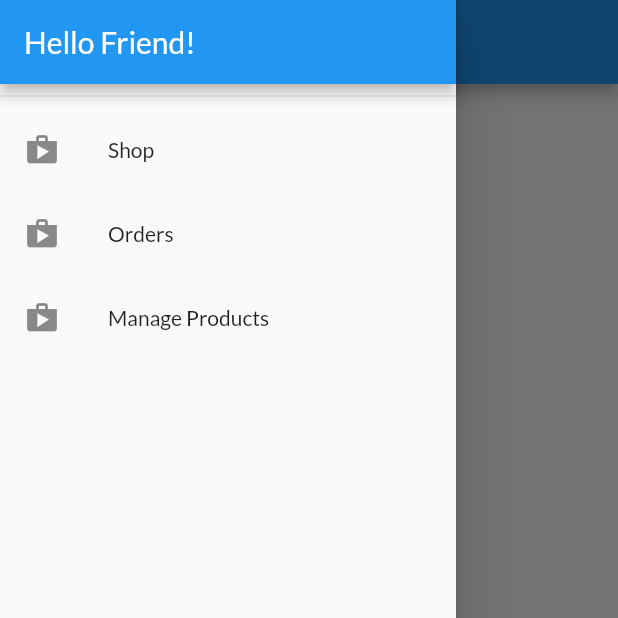
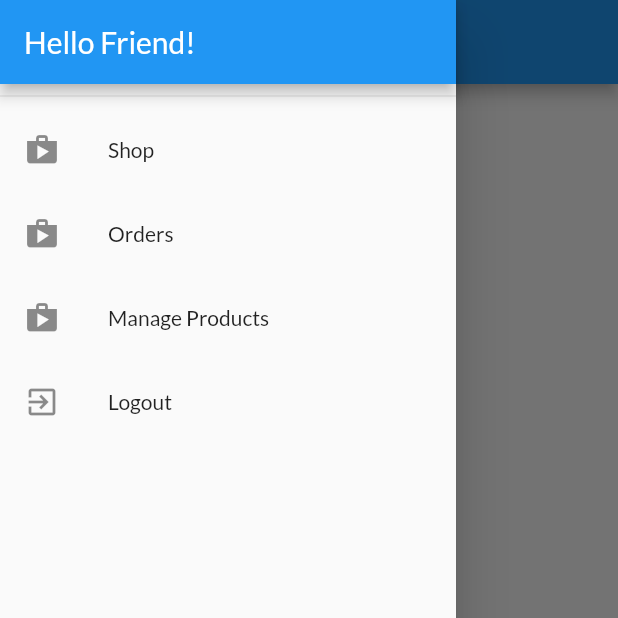
Before and after one commit to vinipachecov/learn-flutter-and-dart, a Flutter app: the OrdersScreen screen opened by its route, with the side drawer open, on a phone screen of 412 x 824 dp, the top half of it. Run offline on Flutter 3.47's test engine with Material 2 defaults, Android fonts, the phone set to English and light mode, and no system bars; statements that could not run were skipped.

Commit message:
feat: add logout option to drawer

```diff
--- a/shop_app/lib/widgets/app_drawer.dart
+++ b/shop_app/lib/widgets/app_drawer.dart
@@ -1,4 +1,6 @@
 import 'package:flutter/material.dart';
+import 'package:provider/provider.dart';
+import 'package:shop_app/providers/auth.dart';
 import 'package:shop_app/screens/orders_screen.dart';
 import 'package:shop_app/screens/user_product_screen.dart';
 
@@ -37,6 +39,16 @@ class AppDrawer extends StatelessWidget {
                   .pushReplacementNamed(UserProductsScreen.routeName);
             },
           ),
+          ListTile(
+            leading: Icon(Icons.exit_to_app),
+            title: Text('Logout'),
+            onTap: () {
+              Navigator.of(context).pop();
+              Provider.of<Auth>(context, listen: false).logout();
+              // Navigator.of(context)
+              //     .pushReplacementNamed(UserProductsScreen.routeName);
+            },
+          )
         ],
       ),
     );
```
